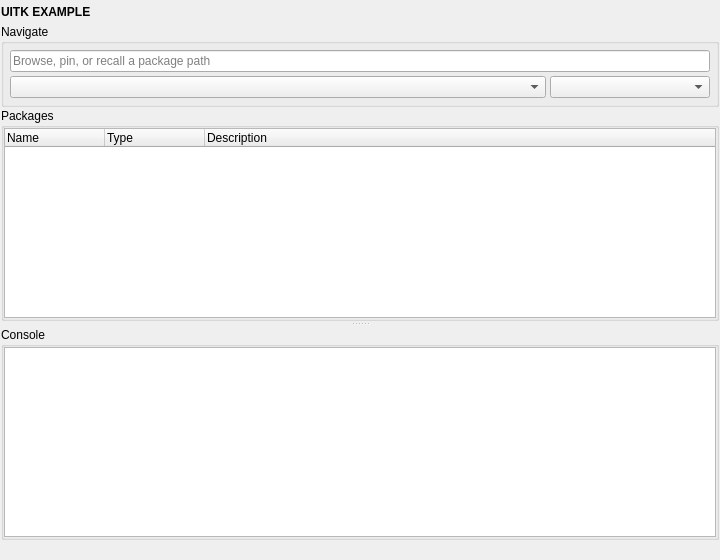
Qt form uitk/examples/example.ui (m3trik/uitk) before a commit.
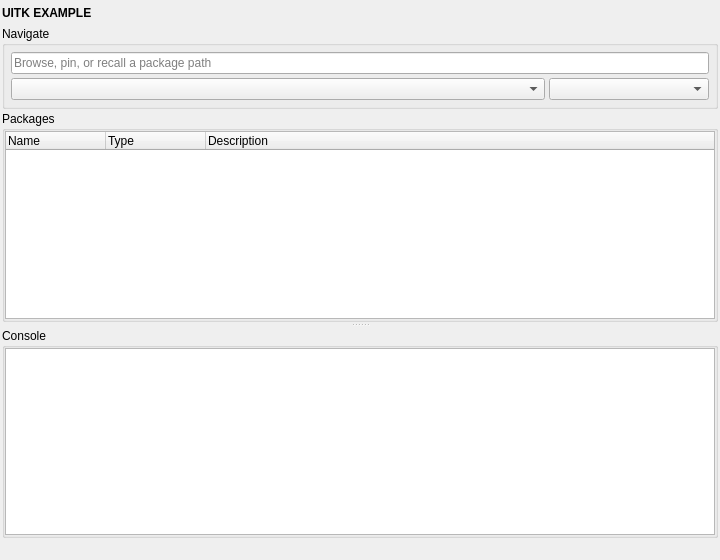
The same form after that commit. Custom widgets are drawn as their Qt base class.

The edit to the form file:
```diff
--- a/uitk/examples/example.ui
+++ b/uitk/examples/example.ui
@@ -16,19 +16,19 @@
   <widget class="QWidget" name="central_widget">
    <layout class="QVBoxLayout" name="main_layout">
     <property name="spacing">
-     <number>1</number>
+     <number>2</number>
     </property>
     <property name="leftMargin">
-     <number>1</number>
+     <number>2</number>
     </property>
     <property name="topMargin">
-     <number>1</number>
+     <number>2</number>
     </property>
     <property name="rightMargin">
-     <number>1</number>
+     <number>2</number>
     </property>
     <property name="bottomMargin">
-     <number>1</number>
+     <number>2</number>
     </property>
     <!-- HEADER -->
     <item>
```
